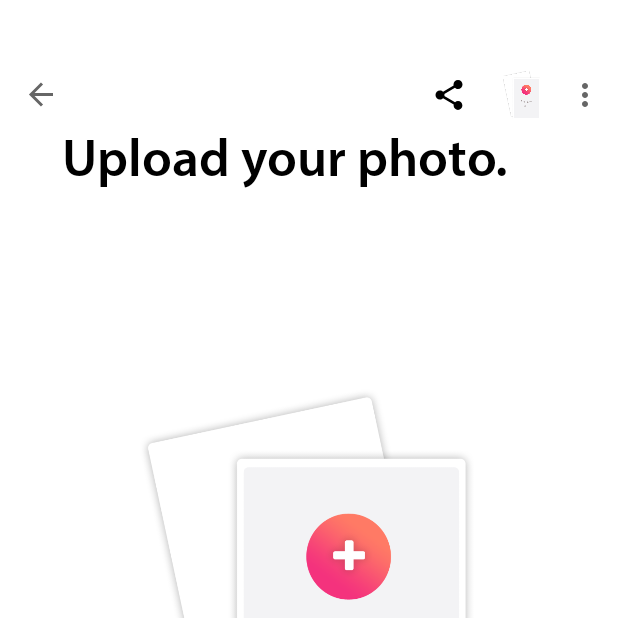
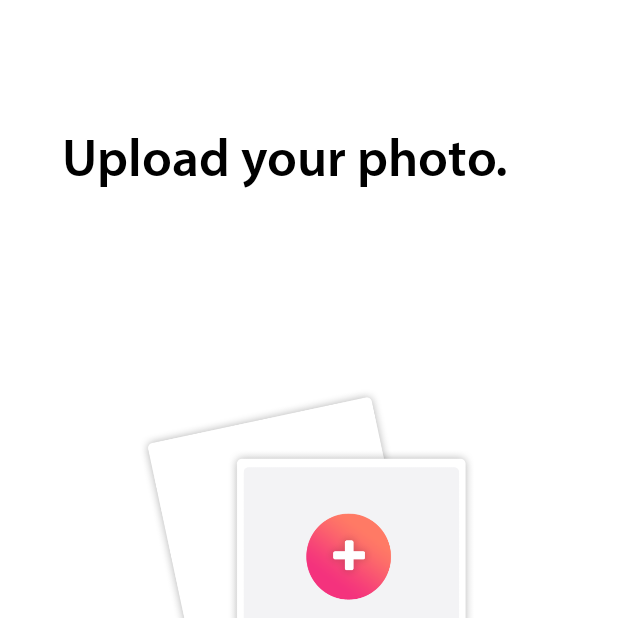
Before and after one commit to Is0git/CameraAPP, an Android app: the HomeFragment screen opened through its navigation route, after a tap on "Add photo", on a phone screen of 412 x 824 dp, the top half of it. Run offline under Robolectric (Android 15) with nearby library versions, the phone set to English and light mode, and no system bars; our stand-ins replace Dagger/Hilt's generated code, Firebase (no records; nobody signed in at launch, a user with empty details on screens opened directly), data binding, navigation-ui; pictures from the network do not load.

Commit message:
add fragments navigation animations and hide/show toolbar depending on destination

```diff
--- a/app/src/main/java/com/android/cameraapp/ui/base_activity/add_fragment_choose_photo/AddFragmentOne.kt
+++ b/app/src/main/java/com/android/cameraapp/ui/base_activity/add_fragment_choose_photo/AddFragmentOne.kt
@@ -8,6 +8,7 @@ import androidx.fragment.app.Fragment
 import androidx.navigation.NavController
 import com.android.cameraapp.R
 import com.android.cameraapp.databinding.AddPhotoFragmentBinding
+import com.android.cameraapp.ui.base_activity.BaseActivity
 import dagger.android.support.DaggerFragment
 import javax.inject.Inject
 
@@ -15,6 +16,13 @@ class AddFragmentOne : DaggerFragment() {
 
     lateinit var binding: AddPhotoFragmentBinding
     @Inject lateinit var navController: NavController
+
+    override fun onCreate(savedInstanceState: Bundle?) {
+        super.onCreate(savedInstanceState)
+        if ((activity as BaseActivity).binding.toolbar.visibility == View.VISIBLE) (activity as BaseActivity).binding.toolbar.visibility =
+            View.INVISIBLE
+    }
+
     override fun onCreateView(
         inflater: LayoutInflater,
         container: ViewGroup?,
--- a/app/src/main/java/com/android/cameraapp/ui/base_activity/home_fragment/HomeFragment.kt
+++ b/app/src/main/java/com/android/cameraapp/ui/base_activity/home_fragment/HomeFragment.kt
@@ -31,7 +31,7 @@ class HomeFragment : DaggerFragment() {
         container: ViewGroup?,
         savedInstanceState: Bundle?
     ): View? {
-        val parentFragmentViewModel: StartFragmentViewModel by navGraphViewModels(R.id.main_nav) {factory}
+        val parentFragmentViewModel: StartFragmentViewModel by navGraphViewModels(R.id.main_nav) { factory }
         binding = HomeFragmentBinding.inflate(inflater, container, false)
         binding.apply {
             lifecycleOwner = viewLifecycleOwner
@@ -53,5 +53,9 @@ class HomeFragment : DaggerFragment() {
         }
 
     }
-
+    //toolbar set visible after adding photo fragments
+    override fun onResume() {
+        super.onResume()
+        if ((activity as BaseActivity).binding.toolbar.visibility == View.INVISIBLE) (activity as BaseActivity).binding.toolbar.visibility = View.VISIBLE
+    }
 }
--- a/app/src/main/res/navigation/main_nav.xml
+++ b/app/src/main/res/navigation/main_nav.xml
@@ -80,7 +80,8 @@
             <action
                 android:id="@+id/action_addFragmentTwo_to_addFragmentThree"
                 app:destination="@id/addFragmentThree"
-                app:enterAnim="@anim/zoom_in_animation"
+                app:enterAnim="@anim/slide_left_animation"
+                app:exitAnim="@anim/slide_right_animation"
                 app:popEnterAnim="@anim/zoom_in_animation"
                 app:popUpTo="@id/homeFragment" />
         </fragment>
@@ -93,8 +94,8 @@
                 app:destination="@id/addFragmentTwo"
                 app:enterAnim="@anim/slide_left_animation"
                 app:exitAnim="@anim/slide_right_animation"
-                app:popEnterAnim="@anim/pop_back_right_animation"
-                app:popExitAnim="@anim/pop_back_left_animation" />
+                app:popEnterAnim="@anim/pop_back_left_animation"
+                app:popExitAnim="@anim/pop_back_right_animation" />
         </fragment>
         <fragment
             android:id="@+id/addFragmentThree"
```
